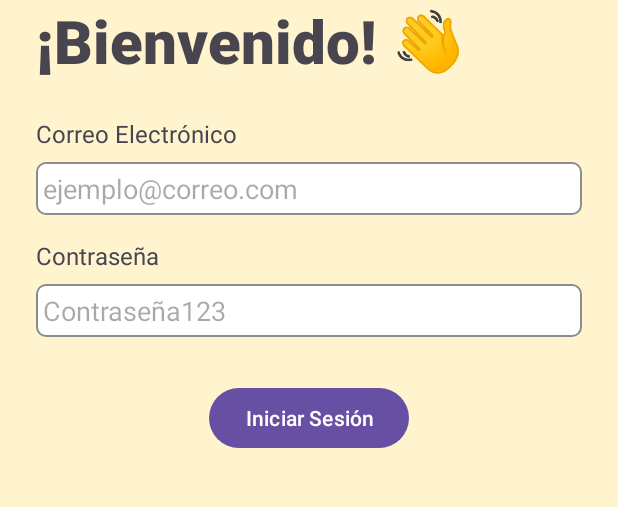
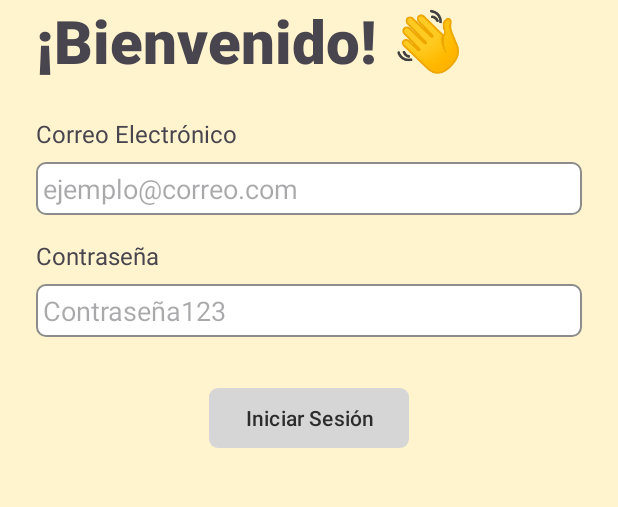
Before and after one commit to Matihp/cd_mobile-app, an Android app: the screen it shows after launch (LoginActivity), on a phone screen of 412 x 824 dp, the part 546-1053 px from its top. Run offline under Robolectric (Android 15) with nearby library versions, the phone set to English and light mode, and no system bars.

Commit message:
update btn

```diff
--- a/app/src/main/res/layout/activity_lista_morosos.xml
+++ b/app/src/main/res/layout/activity_lista_morosos.xml
@@ -16,7 +16,7 @@
         android:padding="16dp">
 
         <ImageButton
-            android:id="@+id/backButton"
+            android:id="@+id/backBtn"
             android:layout_width="48dp"
             android:layout_height="48dp"
             android:background="?attr/selectableItemBackgroundBorderless"
--- a/app/src/main/res/layout/activity_lista_no_socios.xml
+++ b/app/src/main/res/layout/activity_lista_no_socios.xml
@@ -16,7 +16,7 @@
         android:padding="16dp">
 
         <ImageButton
-            android:id="@+id/backButton"
+            android:id="@+id/backBtn"
             android:layout_width="48dp"
             android:layout_height="48dp"
             android:background="?attr/selectableItemBackgroundBorderless"
--- a/app/src/main/res/layout/activity_lista_socios.xml
+++ b/app/src/main/res/layout/activity_lista_socios.xml
@@ -16,7 +16,7 @@
         android:padding="16dp">
 
         <ImageButton
-            android:id="@+id/backButton"
+            android:id="@+id/backBtn"
             android:layout_width="48dp"
             android:layout_height="48dp"
             android:background="?attr/selectableItemBackgroundBorderless"
--- a/app/src/main/res/layout/activity_lista_vencimientos.xml
+++ b/app/src/main/res/layout/activity_lista_vencimientos.xml
@@ -16,11 +16,11 @@
         android:padding="16dp">
 
         <ImageButton
-            android:id="@+id/backButton"
+            android:id="@+id/backBtn"
             android:layout_width="48dp"
             android:layout_height="48dp"
             android:background="?attr/selectableItemBackgroundBorderless"
-            android:src="@drawable/ic_arrow_back" />
+            android:src="@drawable/atras" />
 
         <TextView
             android:layout_width="wrap_content"
--- a/app/src/main/res/layout/activity_login.xml
+++ b/app/src/main/res/layout/activity_login.xml
@@ -1,5 +1,6 @@
 <?xml version="1.0" encoding="utf-8"?>
 <LinearLayout xmlns:android="http://schemas.android.com/apk/res/android"
+    xmlns:app="http://schemas.android.com/apk/res-auto"
     xmlns:tools="http://schemas.android.com/tools"
     android:id="@+id/main"
     android:layout_width="match_parent"
@@ -13,18 +14,15 @@
         android:layout_height="wrap_content"
         android:orientation="vertical"
         android:paddingStart="24dp"
-        android:paddingEnd="24dp"
-        >
+        android:paddingEnd="24dp">
 
         <ImageView
-            android:id="@+id/logoImageView"
             android:layout_width="wrap_content"
             android:layout_height="364dp"
             android:layout_gravity="center_horizontal"
             android:src="@drawable/logo" />
 
         <TextView
-            android:id="@+id/textView"
             android:layout_width="match_parent"
             android:layout_height="wrap_content"
             android:fontFamily="sans-serif-black"
@@ -40,7 +38,7 @@
             android:textSize="16sp" />
 
         <EditText
-            android:id="@+id/emailEditText"
+            android:id="@+id/emailLbl"
             android:layout_width="match_parent"
             android:layout_height="35dp"
             android:layout_marginTop="4dp"
@@ -58,7 +56,7 @@
             android:textSize="16sp" />
 
         <EditText
-            android:id="@+id/passwordEditText"
+            android:id="@+id/passwordLbl"
             android:layout_width="match_parent"
             android:layout_height="35dp"
             android:layout_marginTop="4dp"
@@ -68,12 +66,16 @@
             android:inputType="textPassword" />
 
         <Button
-            android:id="@+id/loginButton"
+            android:id="@+id/loginBtn"
             android:layout_width="wrap_content"
             android:layout_height="wrap_content"
             android:layout_gravity="center_horizontal"
             android:layout_marginTop="30dp"
-            android:text="@string/iniciarsesion_button_text" />
+            android:text="@string/iniciarsesion_button_text"
+            android:textColor="@color/text_dark"
+            app:backgroundTint="@color/btn_white"
+            app:cornerRadius="6dp"
+            app:elevation="2dp" />
 
     </LinearLayout>
 
```
Also changed, not shown: app/src/main/res/layout/activity_busqueda_socios.xml (+10 -8 lines), app/src/main/res/layout/activity_carnet.xml (+17 -14 lines), app/src/main/res/layout/activity_inscribir_socio.xml (+11 -13 lines), app/src/main/res/layout/activity_menu_principal.xml (+3 -4 lines), app/src/main/res/layout/activity_pago_cuota.xml (+9 -5 lines).
